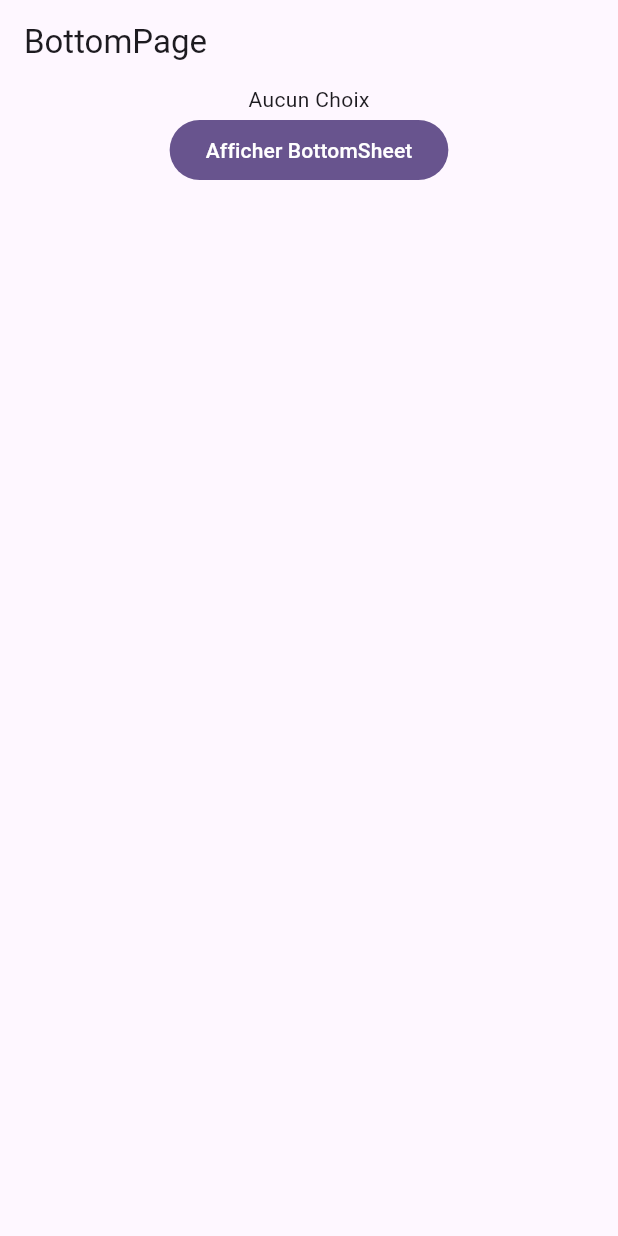
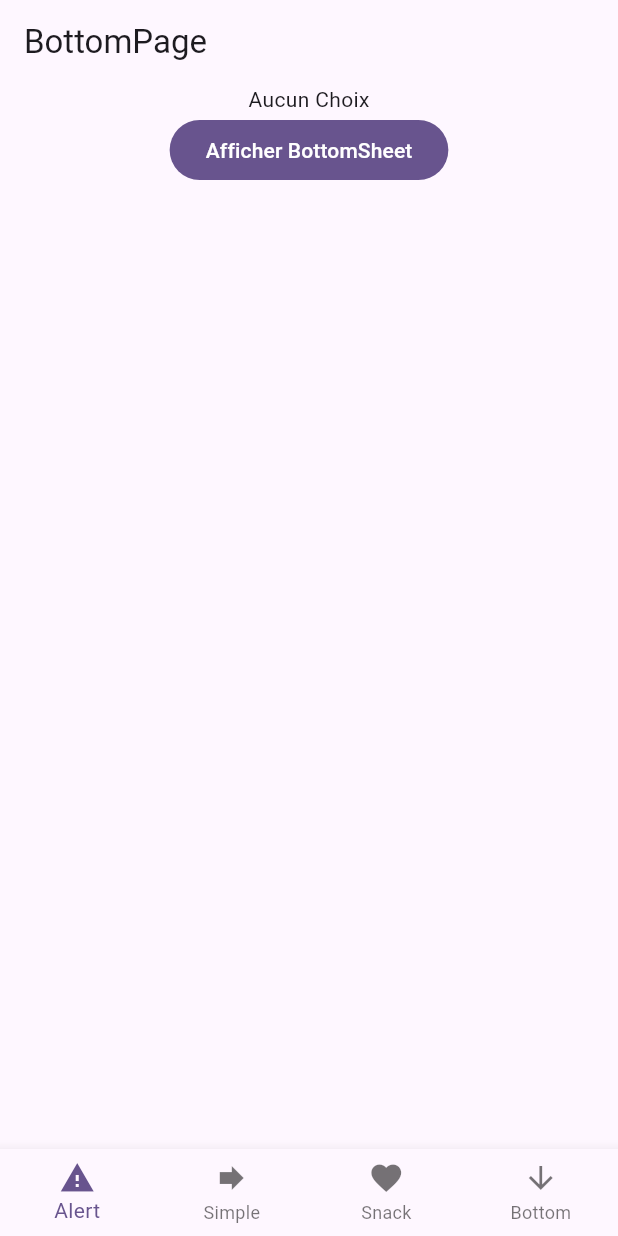
Before and after one commit to fabienlierville/flutter_di22-1_navigation, a Flutter app: the screen it shows after launch, on a phone screen of 412 x 824 dp. Run offline on Flutter 3.47's test engine with Material 3 defaults, Android fonts, the phone set to English and light mode, and no system bars.

Commit message:
BottomNavigationBar

```diff
--- a/lib/pages/bottom_page.dart
+++ b/lib/pages/bottom_page.dart
@@ -28,6 +28,15 @@ class _BottomPageState extends State<BottomPage> {
             )
           ],
         ),
+      ),
+      bottomNavigationBar: BottomNavigationBar(
+        type: BottomNavigationBarType.fixed,
+        items: [
+          BottomNavigationBarItem(icon: Icon(Icons.warning), label: "Alert"),
+          BottomNavigationBarItem(icon: Icon(Icons.forward), label: "Simple"),
+          BottomNavigationBarItem(icon: Icon(Icons.favorite), label: "Snack"),
+          BottomNavigationBarItem(icon: Icon(Icons.arrow_downward), label: "Bottom"),
+        ],
       ),
     );
   }
```
